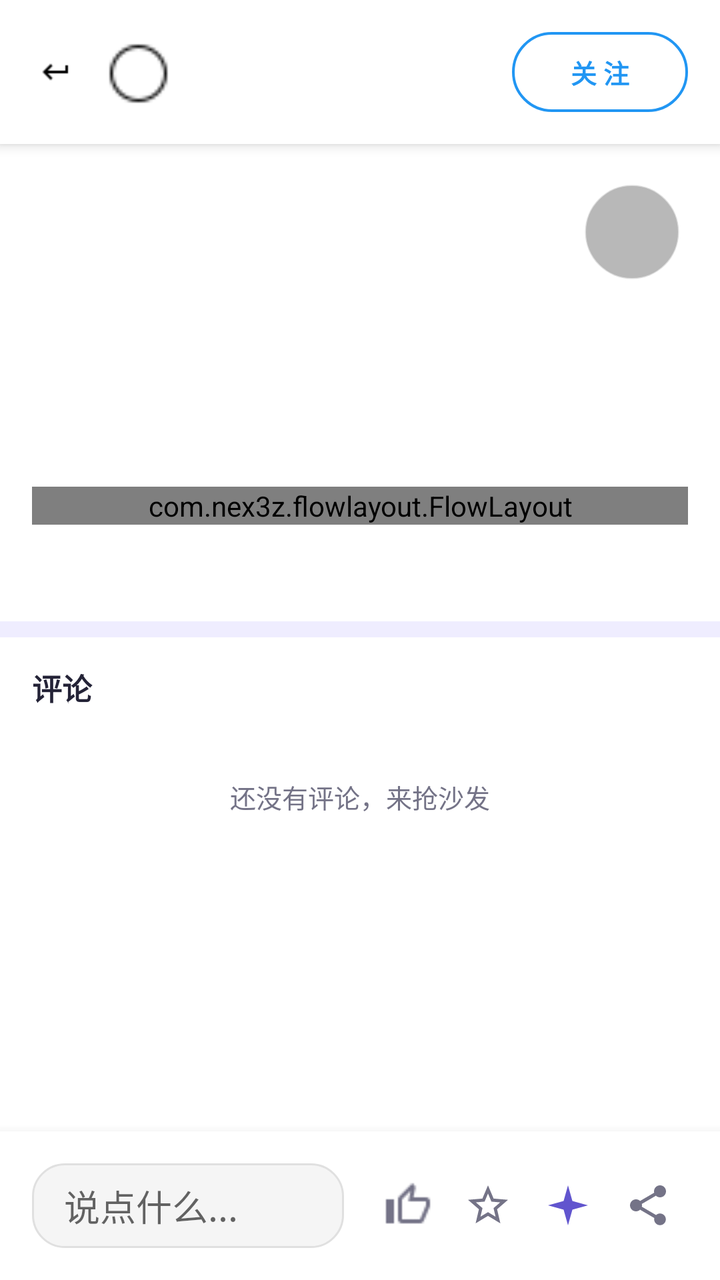
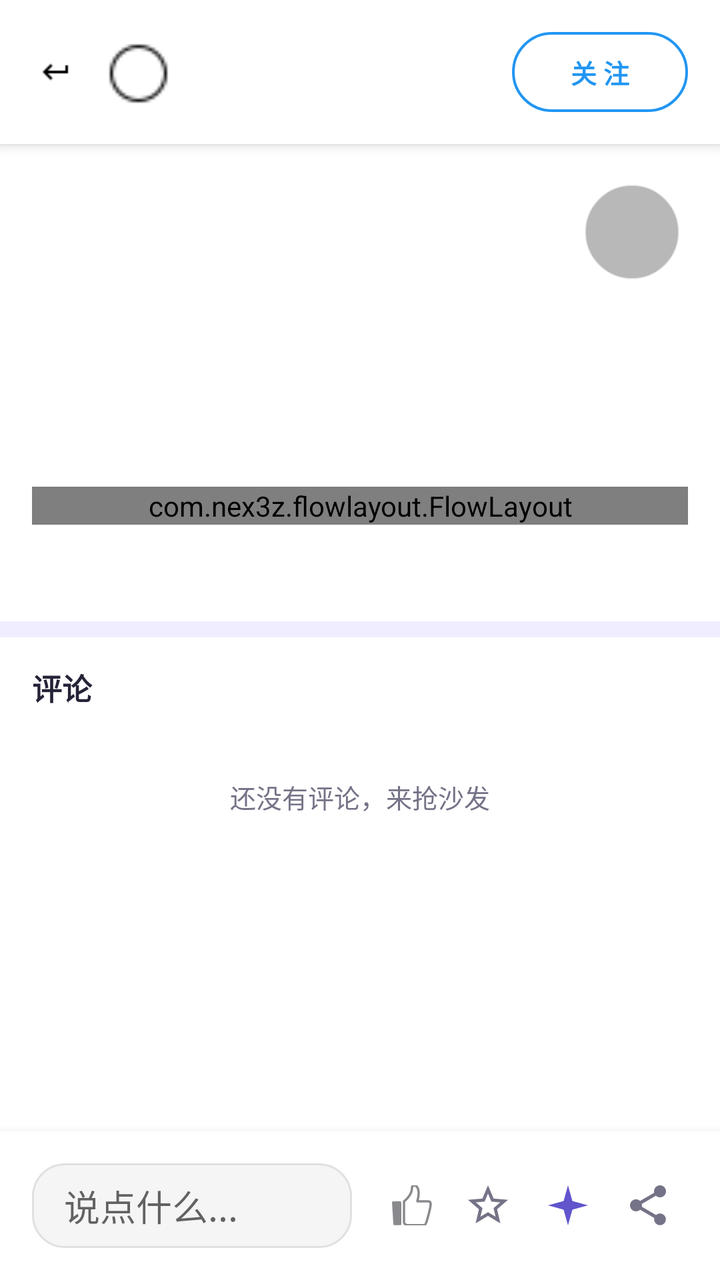

Two renders of the same Android screen: before a commit and after it. Below are the layout's source before the change and the commit's diff.
<!-- AndroidManifest.xml: application theme AppTheme -->
<!-- res/layout/activity_detail.xml -->
<?xml version="1.0" encoding="utf-8"?>
<androidx.coordinatorlayout.widget.CoordinatorLayout
    xmlns:android="http://schemas.android.com/apk/res/android"
    xmlns:app="http://schemas.android.com/apk/res-auto"
    android:id="@+id/root_layout"
    android:layout_width="match_parent"
    android:layout_height="match_parent"
    android:background="@color/white">

    
    <View
        android:id="@+id/background_overlay"
        android:layout_width="match_parent"
        android:layout_height="match_parent"
        android:background="#CCFFFFFF"
        android:alpha="0"
        android:clickable="false"
        android:focusable="false" />

    
    <FrameLayout
        android:id="@+id/scroll_container"
        android:layout_width="match_parent"
        android:layout_height="match_parent"
        android:clipChildren="false"
        android:clipToPadding="false">

        
        <androidx.core.widget.NestedScrollView
            android:id="@+id/nested_scroll_view"
            android:layout_width="match_parent"
            android:layout_height="match_parent"
            android:paddingTop="72dp"
            android:paddingBottom="80dp">

            <LinearLayout
                android:layout_width="match_parent"
                android:layout_height="wrap_content"
                android:orientation="vertical">


                
                <FrameLayout
                    android:id="@+id/image_container"
                    android:layout_width="match_parent"
                    android:layout_height="wrap_content"
                    android:clipChildren="true"
                    android:clipToPadding="true">

                    <androidx.viewpager2.widget.ViewPager2
                        android:id="@+id/image_pager"
                        android:layout_width="match_parent"
                        android:layout_height="wrap_content"
                        android:background="@color/black"/>

                    
                    <LinearLayout
                        android:id="@+id/progress_indicator"
                        android:layout_width="match_parent"
                        android:layout_height="wrap_content"
                        android:layout_gravity="bottom"
                        android:orientation="horizontal"
                        android:gravity="center"
                        android:paddingVertical="8dp"
                        android:visibility="gone"/>

                    
                    <ImageView
                        android:id="@+id/music_control_button"
                        android:layout_width="48dp"
                        android:layout_height="48dp"
                        android:layout_gravity="bottom|end"
                        android:layout_margin="20dp"
                    android:background="@drawable/circle_transparent_bg"
                    android:alpha="0.7"
                    android:contentDescription="音乐控制"
                    android:padding="12dp"
                    android:clickable="true"
                    android:focusable="true"/>

                </FrameLayout>

                
                <LinearLayout
                    android:id="@+id/content_layout"
                    android:layout_width="match_parent"
                    android:layout_height="wrap_content"
                    android:orientation="vertical"
                    android:padding="16dp">

                    
                    <TextView
                        android:id="@+id/title_text"
                        android:layout_width="match_parent"
                        android:layout_height="wrap_content"
                        android:textSize="18sp"
                        android:textStyle="bold"
                        android:textColor="@color/black"
                        android:lineSpacingExtra="4dp"/>

                    
                    <TextView
                        android:id="@+id/content_text"
                        android:layout_width="match_parent"
                        android:layout_height="wrap_content"
                        android:layout_marginTop="12dp"
                        android:textSize="14sp"
                        android:textColor="@color/profile_ink"
                        android:lineSpacingExtra="6dp"/>

                    
                    <TextView
                        android:id="@+id/summarize_entry"
                        android:layout_width="wrap_content"
                        android:layout_height="wrap_content"
                        android:layout_marginTop="10dp"
                        android:background="@drawable/edittext_rounded_bg"
                        android:paddingStart="14dp"
                        android:paddingEnd="14dp"
                        android:paddingTop="8dp"
                        android:paddingBottom="8dp"
                        android:text="@string/summarize_entry"
                        android:textColor="@color/primary_color"
                        android:textSize="13sp"
                        android:textStyle="bold"
                        android:visibility="gone" />

                    <TextView
                        android:id="@+id/summary_body"
                        android:layout_width="match_parent"
                        android:layout_height="wrap_content"
                        android:layout_marginTop="10dp"
                        android:padding="14dp"
                        android:background="@drawable/edittext_rounded_bg"
                        android:textColor="@color/profile_ink"
                        android:textSize="14sp"
                        android:lineSpacingExtra="6dp"
                        android:textIsSelectable="true"
                        android:visibility="gone" />

                    <LinearLayout
                        android:layout_width="match_parent"
                        android:layout_height="wrap_content"
                        android:orientation="horizontal">
                        <Button
                            android:id="@+id/summary_retry"
                            style="@style/PixelFlowSummaryRetryButton"
                            android:layout_width="wrap_content"
                            android:layout_height="wrap_content"
                            android:text="@string/search_retry"
                            android:visibility="gone" />
                        <Button
                            android:id="@+id/summary_stop"
                            style="@style/PixelFlowSummaryStopButton"
                            android:layout_width="wrap_content"
                            android:layout_height="wrap_content"
                            android:text="@string/ai_stop"
                            android:visibility="gone" />
                    </LinearLayout>

                    
                    <com.nex3z.flowlayout.FlowLayout
                        android:id="@+id/tags_container"
                        android:layout_width="match_parent"
                        android:layout_height="wrap_content"
                        android:layout_marginTop="12dp"
                        android:orientation="horizontal"/>

                    
                    <TextView
                        android:id="@+id/publish_date"
                        android:layout_width="match_parent"
                        android:layout_height="wrap_content"
                        android:layout_marginTop="16dp"
                        android:textSize="12sp"
                        android:textColor="@color/profile_muted"/>
                </LinearLayout>

                
                <View
                    android:layout_width="match_parent"
                    android:layout_height="8dp"
                    android:background="@color/profile_soft" />

                <LinearLayout
                    android:layout_width="match_parent"
                    android:layout_height="wrap_content"
                    android:orientation="vertical"
                    android:paddingBottom="16dp">

                    <LinearLayout
                        android:layout_width="match_parent"
                        android:layout_height="wrap_content"
                        android:orientation="horizontal"
                        android:gravity="center_vertical"
                        android:paddingStart="16dp"
                        android:paddingEnd="16dp">

                        <TextView
                            android:id="@+id/comments_header"
                            android:layout_width="0dp"
                            android:layout_height="wrap_content"
                            android:layout_weight="1"
                            android:paddingTop="14dp"
                            android:paddingBottom="10dp"
                            android:text="@string/comments_header"
                            android:textSize="15sp"
                            android:textStyle="bold"
                            android:textColor="@color/profile_ink" />

                        
                        <TextView
                            android:id="@+id/auto_reply_entry"
                            android:layout_width="wrap_content"
                            android:layout_height="wrap_content"
                            android:paddingStart="8dp"
                            android:paddingEnd="4dp"
                            android:paddingTop="14dp"
                            android:paddingBottom="10dp"
                            android:text="@string/auto_reply_entry"
                            android:textColor="@color/profile_accent"
                            android:textSize="13sp"
                            android:visibility="gone" />
                    </LinearLayout>

                    <androidx.recyclerview.widget.RecyclerView
                        android:id="@+id/comments_list"
                        android:layout_width="match_parent"
                        android:layout_height="wrap_content"
                        android:nestedScrollingEnabled="false"
                        android:overScrollMode="never" />

                    <TextView
                        android:id="@+id/comments_empty"
                        android:layout_width="match_parent"
                        android:layout_height="wrap_content"
                        android:gravity="center"
                        android:padding="24dp"
                        android:text="@string/comments_empty"
                        android:textSize="13sp"
                        android:textColor="@color/profile_muted" />

                    <TextView
                        android:id="@+id/comments_more"
                        android:layout_width="match_parent"
                        android:layout_height="wrap_content"
                        android:gravity="center"
                        android:padding="10dp"
                        android:textSize="13sp"
                        android:textColor="@color/profile_accent"
                        android:visibility="gone" />
                </LinearLayout>
            </LinearLayout>
        </androidx.core.widget.NestedScrollView>
    </FrameLayout>

    
    <LinearLayout
        android:id="@+id/bottom_bar"
        android:layout_width="match_parent"
        android:layout_height="wrap_content"
        android:layout_gravity="bottom"
        android:orientation="horizontal"
        android:gravity="center_vertical"
        android:background="@color/white"
        android:padding="16dp"
        android:elevation="8dp">

        
        <EditText
            android:id="@+id/comment_input"
            android:layout_width="0dp"
            android:layout_height="wrap_content"
            android:minHeight="40dp"
            android:layout_weight="1"
            android:layout_marginEnd="12dp"
            android:hint="@string/comments_input_hint"
            android:background="@drawable/edittext_rounded_bg"
            android:paddingStart="16dp"
            android:paddingEnd="16dp"
            android:paddingTop="8dp"
            android:paddingBottom="8dp"
            android:maxLines="3"
            android:imeOptions="actionSend"
            android:inputType="textMultiLine|textCapSentences"/>

        
        <TextView
            android:id="@+id/comment_send"
            android:layout_width="wrap_content"
            android:layout_height="wrap_content"
            android:layout_gravity="center_vertical"
            android:layout_marginEnd="12dp"
            android:background="@drawable/edittext_rounded_bg"
            android:paddingStart="14dp"
            android:paddingEnd="14dp"
            android:paddingTop="8dp"
            android:paddingBottom="8dp"
            android:text="@string/comments_send"
            android:textColor="@color/primary_color"
            android:textSize="14sp"
            android:textStyle="bold"
            android:visibility="gone" />

        
        <ImageView
            android:id="@+id/like_button"
            android:layout_width="24dp"
            android:layout_height="24dp"
            android:layout_marginHorizontal="8dp"
            android:src="@drawable/ic_thumb_up_outline"
            app:tint="@color/profile_muted" />


        
        <ImageView
            android:id="@+id/collect_button"
            android:layout_width="24dp"
            android:layout_height="24dp"
            android:layout_marginHorizontal="8dp"
            android:src="@drawable/ic_star_outline"
            app:tint="@color/profile_muted" />

        
        <ImageView
            android:id="@+id/copilot_button"
            android:layout_width="24dp"
            android:layout_height="24dp"
            android:layout_marginHorizontal="8dp"
            android:contentDescription="@string/copilot_title"
            android:src="@drawable/ic_sparkle"
            android:tint="@color/profile_accent" />
        
        <ImageView
            android:id="@+id/share_button"
            android:layout_width="24dp"
            android:layout_height="24dp"
            android:layout_marginHorizontal="8dp"
            android:src="@drawable/ic_share"
            app:tint="@color/profile_muted" />
    </LinearLayout>

                
                <LinearLayout
                    android:id="@+id/top_bar"
                    android:layout_width="match_parent"
                    android:layout_height="72dp"
                    android:layout_gravity="top"
                    android:orientation="horizontal"
                    android:paddingHorizontal="16dp"
                    android:paddingVertical="12dp"
                    android:gravity="center_vertical"
                    android:background="@color/white"
                    android:elevation="4dp">

                    
                    <ImageView
                        android:id="@+id/back_button"
                        android:layout_width="24dp"
                        android:layout_height="24dp"
                        android:src="@drawable/ic_arrow_back"
                        android:contentDescription="返回"
                        android:padding="4dp"
                        android:background="?attr/selectableItemBackgroundBorderless" />

                    
                    <LinearLayout
                        android:id="@+id/author_container"
                        android:layout_width="0dp"
                        android:layout_height="wrap_content"
                        android:layout_weight="1"
                        android:orientation="horizontal"
                        android:paddingStart="12dp"
                        android:gravity="center_vertical"
                        android:clickable="true"
                        android:focusable="true"
                        android:foreground="?attr/selectableItemBackground">

                        
                        <ImageView
                            android:id="@+id/author_avatar"
                            android:layout_width="36dp"
                            android:layout_height="36dp"
                            android:scaleType="centerCrop"
                            android:background="@drawable/circle_bg"/>

                        
                        <TextView
                            android:id="@+id/author_name"
                            android:layout_width="wrap_content"
                            android:layout_height="wrap_content"
                            android:layout_marginStart="12dp"
                            android:textSize="14sp"
                            android:textStyle="bold"
                            android:textColor="@color/black"
                            android:maxLines="1"
                            android:ellipsize="end"/>
                    </LinearLayout>

                    
                    <com.google.android.material.button.MaterialButton
                        android:id="@+id/follow_button"
                        style="@style/Widget.Material3.Button.OutlinedButton"
                        android:layout_width="wrap_content"
                        android:layout_height="wrap_content"
                        android:text="关 注"
                        android:textColor="@color/primary_color"
                        android:textSize="13sp"
                        android:textStyle="bold"
                        app:cornerRadius="50dp"
                        app:rippleColor="@color/primary_color"
                        app:strokeColor="@color/primary_color"
                        app:strokeWidth="1.2dp" />


                </LinearLayout>

</androidx.coordinatorlayout.widget.CoordinatorLayout>
<!-- resources referenced by this layout -->
<resources>
  <color name="black">#FF000000</color>
  <color name="primary_color">#FF2196F3</color>
  <color name="profile_accent">#6155CE</color>
  <color name="profile_ink">#242337</color>
  <color name="profile_muted">#747387</color>
  <color name="profile_soft">#EFEDFF</color>
  <color name="white">#FFFFFFFF</color>
  <!-- drawable circle_transparent_bg (drawable) -->
  <?xml version="1.0" encoding="utf-8"?>
  <shape xmlns:android="http://schemas.android.com/apk/res/android"
      android:shape="oval">
      <solid android:color="#66000000" /> 
      <stroke
          android:width="1dp"
          android:color="#88FFFFFF" /> 
  </shape>
  <!-- drawable ic_thumb_up_outline: png bitmap (drawable, 311 bytes) -->
  <string name="ai_stop">停止</string>
  <string name="auto_reply_entry">自动回复</string>
  <string name="comments_empty">还没有评论，来抢沙发</string>
  <string name="comments_header">评论</string>
  <string name="comments_input_hint">说点什么...</string>
  <string name="comments_send">发送</string>
  <string name="copilot_title">AI 助手</string>
  <string name="search_retry">重试</string>
  <string name="summarize_entry">✨ 提炼要点</string>
  <style name="PixelFlowSummaryStopButton" parent="PixelFlowSummaryRetryButton">
          <item name="android:textColor">@color/dialog_button_secondary</item>
          <item name="backgroundTint">@android:color/transparent</item>
          <item name="elevation">0dp</item>
      </style>
  <color name="gray_100">#FFF5F5F5</color>
  <color name="gray_300">#FFE0E0E0</color>
  <color name="gray_600">#FF757575</color>
  <color name="accent_ripple">#1F6155CE</color>
  <color name="brand_violet_deep">#FF4A3FB8</color>
  <color name="brand_violet_light">#FF8B7FF5</color>
  <color name="brand_violet">#FF6155CE</color>
  <color name="profile_bg">#F7F7FC</color>
  <color name="profile_surface">#FFFFFF</color>
  <color name="profile_error">#B3261E</color>
  <style name="ShapeRounded.Small" parent="ShapeAppearance.MaterialComponents.SmallComponent">
          <item name="cornerFamily">rounded</item>
          <item name="cornerSize">@dimen/radius_control</item>
      </style>
  <style name="ShapeRounded.Medium" parent="ShapeAppearance.MaterialComponents.MediumComponent">
          <item name="cornerFamily">rounded</item>
          <item name="cornerSize">@dimen/radius_card</item>
      </style>
  <style name="ShapeRounded.Large" parent="ShapeAppearance.MaterialComponents.LargeComponent">
          <item name="cornerFamily">rounded</item>
          <item name="cornerSize">24dp</item>
      </style>
  <dimen name="radius_control">12dp</dimen>
  <dimen name="radius_card">16dp</dimen>
  <dimen name="radius_pill">22dp</dimen>
  <!-- unchanged entries left out for length: 9 -->
</resources>

<!-- the commit's change to res/layout/activity_detail.xml (unified diff, before → after) -->
@@ -305,11 +305,10 @@
         
         <ImageView
             android:id="@+id/like_button"
-            android:layout_width="24dp"
-            android:layout_height="24dp"
+            android:layout_width="20dp"
+            android:layout_height="20dp"
             android:layout_marginHorizontal="8dp"
-            android:src="@drawable/ic_thumb_up_outline"
-            app:tint="@color/profile_muted" />
+            android:src="@drawable/ic_thumb_up_outline" />
 
 
         
<!-- resource entries referenced after the edit -->
@@ -16,7 +16,25 @@
           android:width="1dp"
           android:color="#88FFFFFF" /> 
   </shape>
-  <!-- drawable ic_thumb_up_outline: png bitmap (drawable, 311 bytes) -->
+  <!-- drawable ic_thumb_up_outline (drawable) -->
+  <vector xmlns:android="http://schemas.android.com/apk/res/android"
+      android:width="24dp"
+      android:height="24dp"
+      android:viewportWidth="1024"
+      android:viewportHeight="1024">
+      
+      <path
+          android:fillColor="@android:color/transparent"
+          android:strokeColor="#8A8A8E"
+          android:strokeWidth="60"
+          android:strokeLineJoin="round"
+          android:strokeLineCap="round"
+          android:pathData="M921.003,409.344H649.13C754.347,20.224 576.597,0.341 576.597,0.341c-75.52,0 -59.904,59.648 -65.536,69.547 0,190.293 -202.154,339.456 -202.154,339.456v539.563c0,53.248 72.533,72.533 101.034,72.533h408.576c38.4,0 69.718,-100.864 69.718,-100.864 101.12,-343.723 101.12,-445.952 101.12,-445.952 0,-70.997 -68.352,-65.28 -68.352,-65.28z" />
+      
+      <path
+          android:fillColor="#8A8A8E"
+          android:pathData="M197.376,409.514H34.56C0.939,409.515 0.427,442.54 0.427,442.54L34.048,986.71C34.048,1021.356 68.693,1021.356 68.693,1021.356H209.664C239.019,1021.356 238.677,998.486 238.677,998.486V450.731C238.677,408.917 197.376,409.515 197.376,409.514Z" />
+  </vector>
   <string name="ai_stop">停止</string>
   <string name="auto_reply_entry">自动回复</string>
   <string name="comments_empty">还没有评论，来抢沙发</string>
